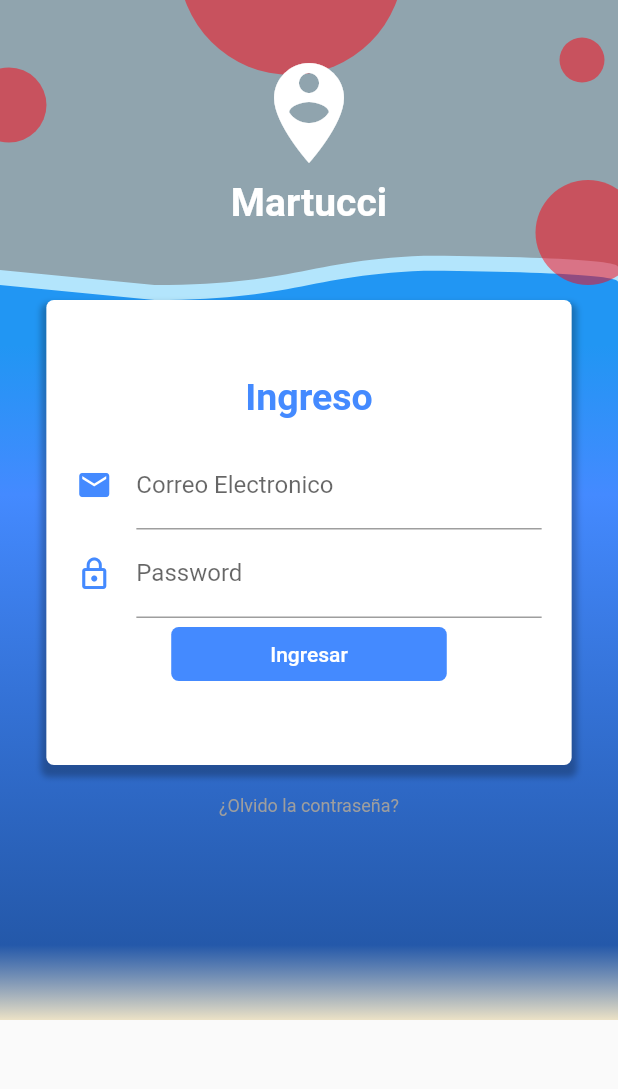
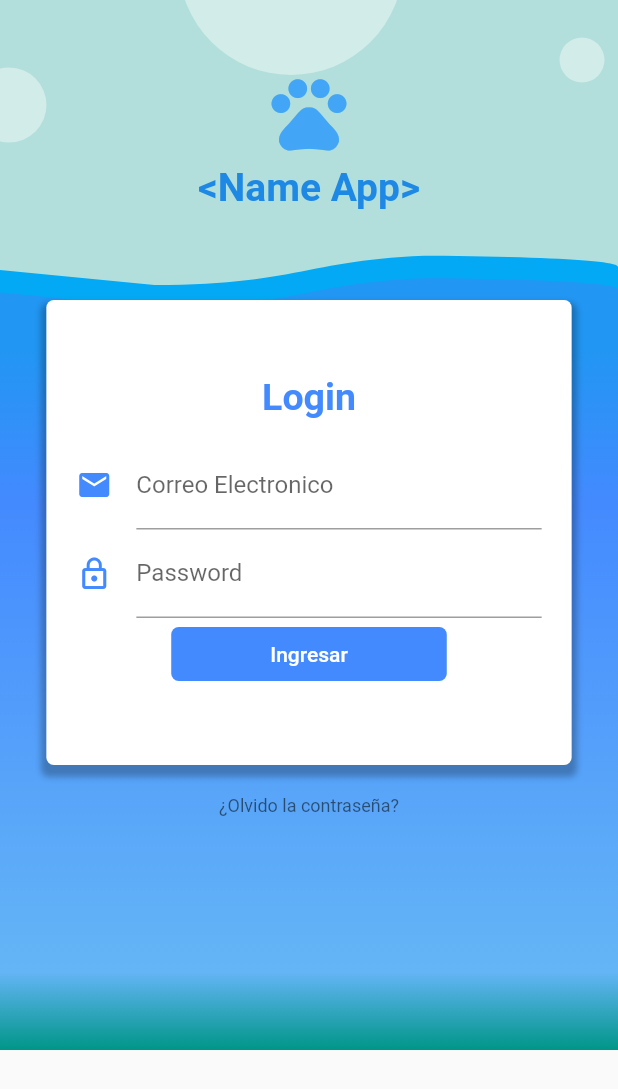
Before and after one commit to dznkos/design_clippath, a Flutter app: the screen it shows after launch, on a phone screen of 412 x 824 dp. Shown: the top 1089 px of the screen. Run offline on Flutter 3.47's test engine with Material 2 defaults, Android fonts, the phone set to English and light mode, and no system bars.

Commit message:
login_v1.0

```diff
--- a/lib/src/pages/login_page.dart
+++ b/lib/src/pages/login_page.dart
@@ -52,7 +52,7 @@ class LoginPage extends StatelessWidget {
             ),
             child: Column(
               children: [
-                Text('Ingreso', style: TextStyle(fontSize: 25.0,fontWeight: FontWeight.bold, color: Colors.blueAccent),),
+                Text('Login', style: TextStyle(fontSize: 25.0,fontWeight: FontWeight.bold, color: Colors.blueAccent),),
                 SizedBox(height: 15.0,),
                 _crearCorreo(login),
                 _crearPassword(login),
@@ -60,7 +60,7 @@ class LoginPage extends StatelessWidget {
               ],
             ),
           ),
-          Text('¿Olvido la contraseña?', style: TextStyle(color: Colors.grey, fontSize: 12,),),
+          Text('¿Olvido la contraseña?', style: TextStyle(color: Colors.black54, fontSize: 12,),),
           SizedBox(height: 100.0,)
         ],
       ),
@@ -133,7 +133,7 @@ class LoginPage extends StatelessWidget {
         children: [
           Container(
             margin: EdgeInsets.only(top: 180),
-            height: 500.0,
+            height: 520.0,
             decoration: BoxDecoration(
                 gradient: LinearGradient(
                     begin: AlignmentDirectional.topCenter,
@@ -144,8 +144,8 @@ class LoginPage extends StatelessWidget {
                     colors: [
                       Colors.blue,
                       Colors.blueAccent,
-                      Colors.blue[900].withOpacity(0.9),
-                      Color.fromRGBO(236, 226, 198, 1.0),
+                      Colors.blue[300],
+                      Colors.teal
                     ]
                 )
             ),
@@ -153,8 +153,8 @@ class LoginPage extends StatelessWidget {
           ClipPath(
               clipper: MyClipperStyleOne(),
               child: Container(
-                height: 220,
-                color: Colors.lightBlue[100],
+                height: 225,
+                color: Colors.lightBlue[500],
               )
           ),
           ClipPath(
@@ -162,8 +162,7 @@ class LoginPage extends StatelessWidget {
               child: Container(
                 //margin: EdgeInsets.only(top: 480),
                 height: 210,
-                color: Colors.blueGrey[300],
-
+                color: Colors.teal[100],
               )
           ),
           _crearHeader(),
@@ -176,17 +175,16 @@ class LoginPage extends StatelessWidget {
     return Stack(
       children: [
         Positioned( top: 45, left: -19, child: _crearCirculo(50) ),
-        Positioned( top: 120, right: -15, child: _crearCirculo(70) ),
         Positioned( top: 25, right: 9, child: _crearCirculo(30) ),
         Positioned( top: -100, left: 119, child: _crearCirculo(150) ),
 
         Container(
-          padding: EdgeInsetsDirectional.only(top: 35.0),
+          padding: EdgeInsetsDirectional.only(top: 45.0),
           child: Column(
             children: [
-              Icon( Icons.person_pin_circle, size: 80, color: Colors.white,),
+              Icon( Icons.pets, size: 60, color: Colors.blue[400],),
               SizedBox(width: double.infinity, height: 5,),
-              Text('Martucci', style: TextStyle(fontWeight: FontWeight.bold , fontSize: 26, color: Colors.white ),)
+              Text('<Name App>', style: TextStyle(fontWeight: FontWeight.bold , fontSize: 26, color: Colors.blue[600] ),)
 
             ],
           ),
@@ -202,7 +200,7 @@ class LoginPage extends StatelessWidget {
       width: value,
       decoration: BoxDecoration(
         borderRadius: BorderRadius.circular(100.0),
-        color: Color.fromRGBO(255, 1, 15, 0.5),
+        color: Color.fromRGBO(255, 255, 255, 0.4),
       ),
     );
   }
```
